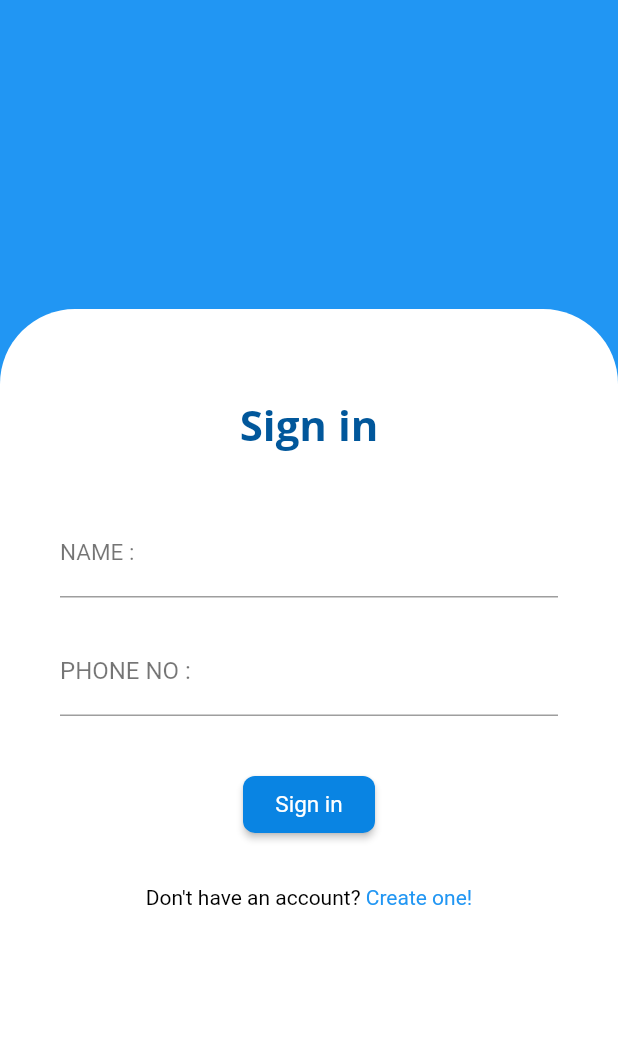
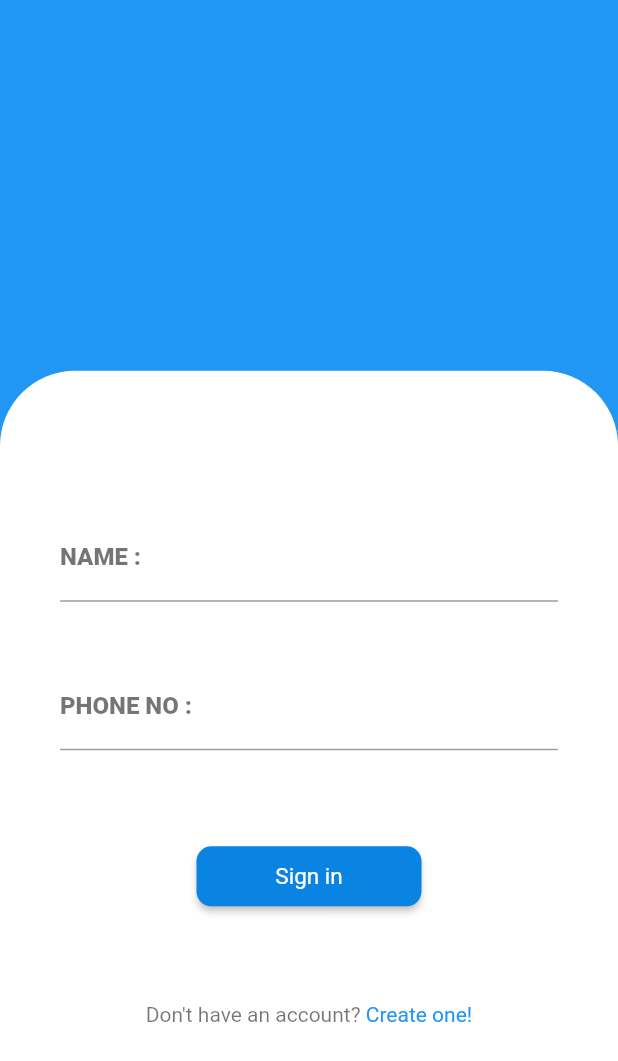
Before and after one commit to Geek-a-Byte/Foodonation, a Flutter app: the SignIn screen opened by its route, on a phone screen of 412 x 824 dp. Shown: the top 1061 px of the screen. Run offline on Flutter 3.47's test engine with Material 2 defaults, Android fonts, the phone set to English and light mode, and no system bars; our stand-ins replace google_fonts, shared_preferences; missing offline and left inert: flutter_awesome_alert_box; accounts and stored records are empty; Roboto replaces fonts that are missing (Avenir).

Commit message:
Update signin.dart

```diff
--- a/Foodonation/lib/signin.dart
+++ b/Foodonation/lib/signin.dart
@@ -97,12 +97,13 @@ class _SignInState extends State<SignIn> {
         child: Container(
           child: Padding(
             padding: const EdgeInsets.symmetric(
-              horizontal: 0,    //Width equal to device
+              horizontal: 0, //Width equal to device
             ),
             child: Card(
               color: Colors.white,
               elevation: 0,
-              margin: EdgeInsets.only(top:MediaQuery.of(context).size.height * 0.25),
+              margin: EdgeInsets.only(
+                  top: MediaQuery.of(context).size.height * 0.30),
               shape: RoundedRectangleBorder(
                 borderRadius: BorderRadius.only(
                   topLeft: Radius.circular(50),
@@ -117,21 +118,12 @@ class _SignInState extends State<SignIn> {
                     mainAxisAlignment: MainAxisAlignment.center,
                     children: <Widget>[
                       Padding(
-                        padding: const EdgeInsets.symmetric(vertical: 28.0),
-                        child: Text(
-                          "Sign in",
-                          style: GoogleFonts.openSans(
-                            textStyle: TextStyle(
-                              fontSize: 28,
-                              color: Colors.lightBlue[900],
-                              fontFamily: 'Avenir',
-                              fontWeight: FontWeight.w700,
-                            ),
-                          ),
+                        padding: const EdgeInsets.only(
+                          top: 65.0,
+                          bottom: 30,
+                          left: 10,
+                          right: 10,
                         ),
-                      ),
-                      Padding(
-                        padding: const EdgeInsets.all(10.0),
                         child: TextFormField(
                           style: TextStyle(
                             color: Colors.black54,
@@ -140,8 +132,11 @@ class _SignInState extends State<SignIn> {
                           decoration: InputDecoration(
                             labelText: "Name : ".toUpperCase(),
 
-                            labelStyle:
-                                TextStyle(fontSize: 15, color: Colors.black54),
+                            labelStyle: TextStyle(
+                              fontSize: 16,
+                              color: Colors.black54,
+                              fontWeight: FontWeight.bold,
+                            ),
 
                             hintText: "Your Name",
 
@@ -163,7 +158,12 @@ class _SignInState extends State<SignIn> {
                         ),
                       ),
                       Padding(
-                        padding: const EdgeInsets.all(10.0),
+                        padding: const EdgeInsets.only(
+                          top: 10.0,
+                          bottom: 35,
+                          left: 10,
+                          right: 10,
+                        ),
                         child: TextFormField(
                           controller: passwordcontroller,
                           obscureText: true,
@@ -172,7 +172,11 @@ class _SignInState extends State<SignIn> {
 
                             hintText: "*********",
 
-                            labelStyle: TextStyle(color: Colors.black54),
+                            labelStyle: TextStyle(
+                              fontSize: 16,
+                              color: Colors.black54,
+                              fontWeight: FontWeight.bold,
+                            ),
 
                             enabledBorder: new UnderlineInputBorder(
                               borderSide: BorderSide(color: Colors.black38),
@@ -193,11 +197,11 @@ class _SignInState extends State<SignIn> {
                           Padding(
                             padding: const EdgeInsets.all(25.0),
                             child: ButtonTheme(
-                              minWidth: 88,
-                              height: 38,
+                              minWidth: 150,
+                              height: 40,
                               child: RaisedButton(
                                 shape: RoundedRectangleBorder(
-                                  borderRadius: BorderRadius.circular(8.0),
+                                  borderRadius: BorderRadius.circular(10.0),
                                 ),
                                 color: Color(0xff0984e3),
                                 child: Row(
@@ -221,13 +225,13 @@ class _SignInState extends State<SignIn> {
                         ],
                       ),
                       Padding(
-                        padding: const EdgeInsets.all(5.0),
+                        padding: const EdgeInsets.all(35.0),
                         child: new RichText(
                           text: new TextSpan(
                             children: [
                               new TextSpan(
                                 text: "Don't have an account? ",
-                                style: new TextStyle(color: Colors.black),
+                                style: new TextStyle(color: Colors.black54),
                               ),
                               new TextSpan(
                                 text: 'Create one!',
```
